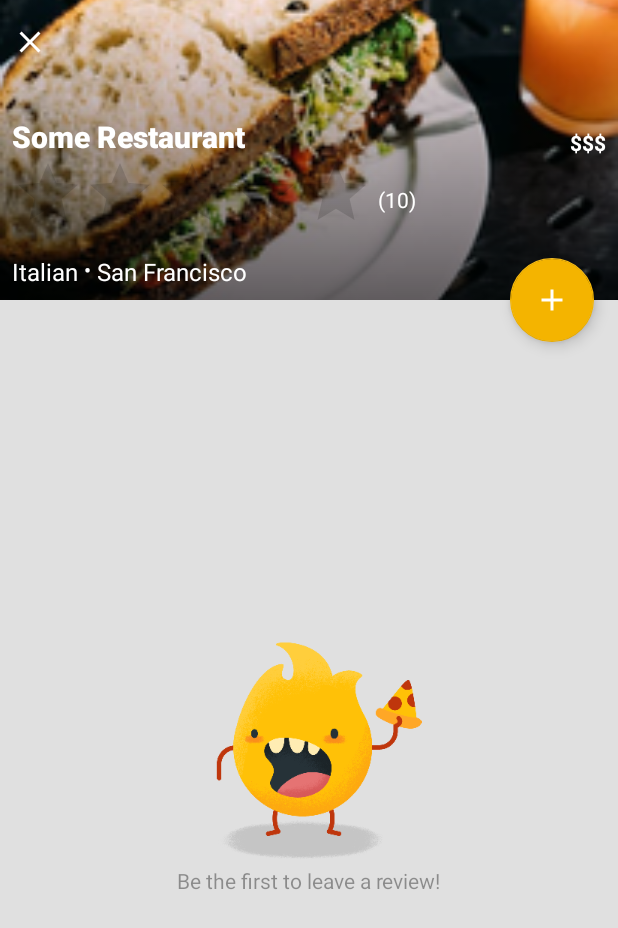
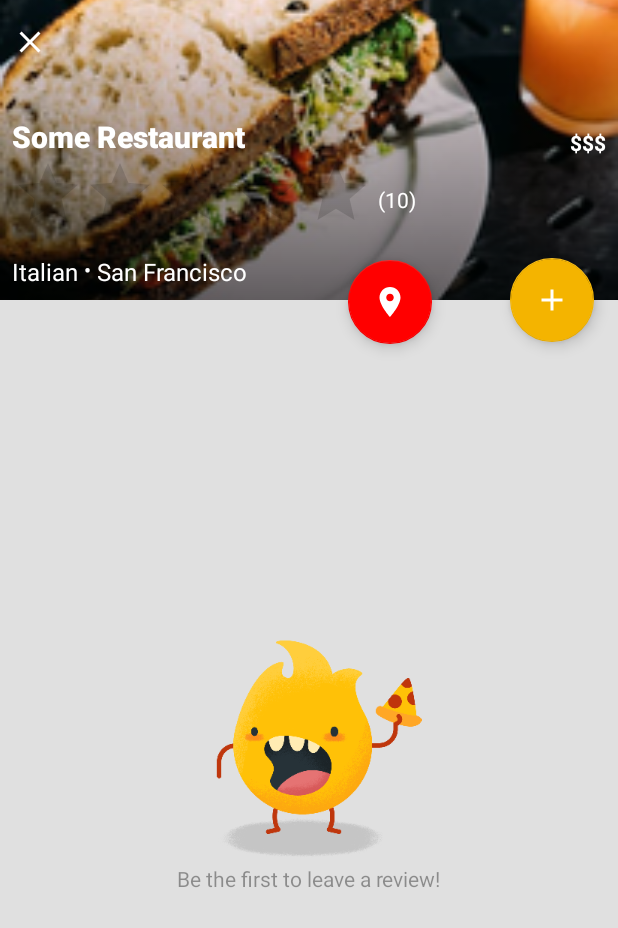
Before and after one commit to hengkaiz/CE2006-Sofware-Engineering-Palace-Health-App, an Android app: the layout activity_restaurant_detail.xml on its own in the app's theme, with its tools: preview values and no code run, on a phone screen of 412 x 824 dp. Shown: the top 928 px of the screen. Run offline under Robolectric (Android 15) with nearby library versions, the phone set to English and light mode, and no system bars; plain views replace MaterialRatingBar.

Commit message:
map displayed
map displayed

```diff
--- a/app/build.gradle
+++ b/app/build.gradle
@@ -51,6 +51,7 @@ dependencies {
     // Third-party libraries
     implementation 'me.zhanghai.android.materialratingbar:library:1.4.0'
     implementation 'com.github.bumptech.glide:glide:3.7.0'
+    implementation 'com.google.android.gms:play-services-maps:17.0.0'
 }
 
 apply plugin: 'com.google.gms.google-services'
--- a/app/src/main/res/layout/activity_restaurant_detail.xml
+++ b/app/src/main/res/layout/activity_restaurant_detail.xml
@@ -123,8 +123,8 @@
         android:layout_height="wrap_content"
         android:layout_alignBottom="@+id/restaurant_top_card"
         android:layout_alignParentRight="true"
+        android:layout_marginRight="16dp"
         android:layout_marginBottom="-28dp"
-        android:layout_marginRight="16dp"
         app:srcCompat="@drawable/ic_add_white_24px" />
 
     <!-- Ratings -->
@@ -141,21 +141,27 @@
         tools:listitem="@layout/item_rating" />
 
     <!-- View for empty ratings -->
+
     <LinearLayout
         android:id="@+id/view_empty_ratings"
         android:layout_width="wrap_content"
         android:layout_height="wrap_content"
+        android:layout_below="@+id/restaurant_top_card"
+        android:layout_alignParentStart="true"
+        android:layout_alignParentEnd="true"
         android:layout_alignParentBottom="true"
-        android:layout_below="@+id/restaurant_top_card"
-        android:layout_centerHorizontal="true"
+        android:layout_marginStart="106dp"
+        android:layout_marginTop="3dp"
+        android:layout_marginEnd="105dp"
+        android:layout_marginBottom="6dp"
         android:gravity="center"
         android:orientation="vertical"
         android:visibility="gone"
         tools:visibility="visible">
 
         <ImageView
-            android:src="@drawable/pizza_monster"
-            style="@style/AppTheme.PizzaGuy" />
+            style="@style/AppTheme.PizzaGuy"
+            android:src="@drawable/pizza_monster" />
 
         <TextView
             style="@style/AppTheme.Body1"
@@ -166,4 +172,16 @@
 
     </LinearLayout>
 
+    <com.google.android.material.floatingactionbutton.FloatingActionButton
+        android:id="@+id/show_directions"
+        android:layout_width="wrap_content"
+        android:layout_height="wrap_content"
+        android:layout_alignEnd="@+id/fab_show_rating_dialog"
+        android:layout_alignBottom="@+id/fab_show_rating_dialog"
+        android:layout_marginEnd="108dp"
+        android:layout_marginBottom="-1dp"
+        android:clickable="true"
+        app:backgroundTint="#FF0000"
+        app:srcCompat="@drawable/ic_place_white_24px" />
+
 </RelativeLayout>
--- a/app/src/main/res/values/strings.xml
+++ b/app/src/main/res/values/strings.xml
@@ -116,4 +116,5 @@
         <item>@string/sort_by_popularity</item>
         <item>@string/sort_by_price</item>
     </string-array>
+    <string name="title_activity_maps">Map</string>
 </resources>
```
Also changed, not shown: app/src/debug/res/values/google_maps_api.xml (added, +24 -0 lines), app/src/main/AndroidManifest.xml (+29 -0 lines), app/src/main/java/com/google/firebase/example/fireeats/MapsActivity.java (added, +51 -0 lines), app/src/main/java/com/google/firebase/example/fireeats/RestaurantDetailActivity.java (+10 -0 lines), app/src/main/res/layout/activity_maps.xml (added, +8 -0 lines), gradle/wrapper/gradle-wrapper.properties, 3 other files.
